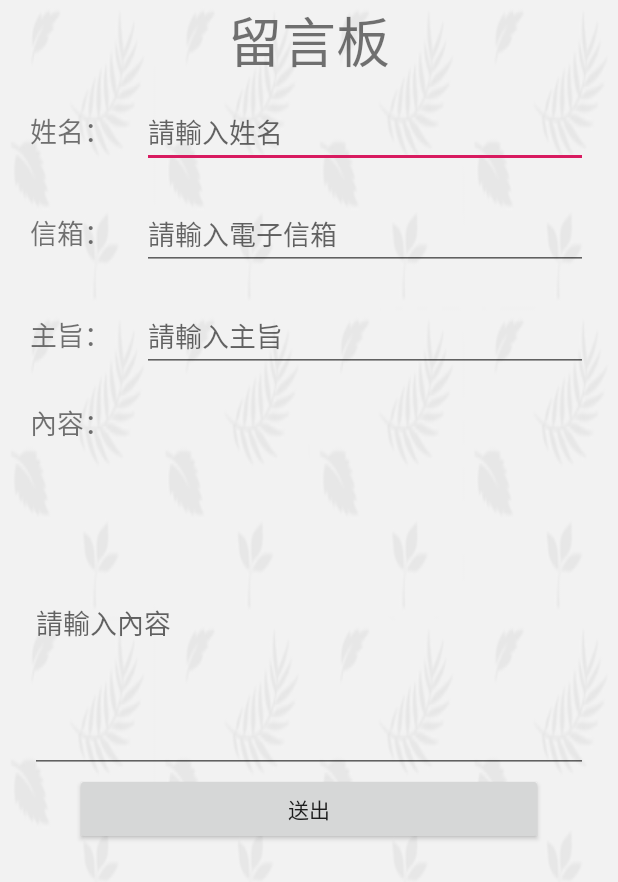
After one commit to jj97181818/CarbonPoint, an Android app: the MessageBoard screen opened directly, with no data from a screen before it, on a phone screen of 412 x 824 dp. The commit adds this screen. Shown: the top 882 px of the screen. Run offline under Robolectric (Android 15) with nearby library versions, the phone set to English and light mode, and no system bars.

Commit message:
Add message activity

```diff
--- a/app/src/main/AndroidManifest.xml
+++ b/app/src/main/AndroidManifest.xml
@@ -17,7 +17,8 @@
             </intent-filter>
         </activity>
         <activity android:name=".FAQ_Restaurant" />
-        <activity android:name=".FAQ_Game"></activity>
+        <activity android:name=".FAQ_Game" />
+        <activity android:name=".MessageBoard"></activity>
     </application>
 
 </manifest>
--- a/app/src/main/java/me/jj97181818/carbonpoint/MainActivity.java
+++ b/app/src/main/java/me/jj97181818/carbonpoint/MainActivity.java
@@ -1,7 +1,9 @@
 package me.jj97181818.carbonpoint;
 
+import android.content.Intent;
 import android.support.v7.app.AppCompatActivity;
 import android.os.Bundle;
+import android.view.View;
 
 public class MainActivity extends AppCompatActivity {
 
@@ -10,4 +12,9 @@ public class MainActivity extends AppCompatActivity {
         super.onCreate(savedInstanceState);
         setContentView(R.layout.activity_main);
     }
+
+    public void gotoSpecificActivity(View v) {
+        Intent it = new Intent(this, MessageBoard.class);
+        startActivity(it);
+    }
 }
--- /dev/null
+++ b/app/src/main/java/me/jj97181818/carbonpoint/MessageBoard.java
@@ -0,0 +1,13 @@
+package me.jj97181818.carbonpoint;
+
+import android.support.v7.app.AppCompatActivity;
+import android.os.Bundle;
+
+public class MessageBoard extends AppCompatActivity {
+
+    @Override
+    protected void onCreate(Bundle savedInstanceState) {
+        super.onCreate(savedInstanceState);
+        setContentView(R.layout.activity_message_board);
+    }
+}
--- a/app/src/main/res/layout/activity_main.xml
+++ b/app/src/main/res/layout/activity_main.xml
@@ -6,4 +6,18 @@
     android:layout_height="match_parent"
     tools:context=".MainActivity">
 
+    <Button
+        android:id="@+id/button"
+        android:layout_width="85dp"
+        android:layout_height="wrap_content"
+        android:layout_marginStart="8dp"
+        android:layout_marginTop="8dp"
+        android:layout_marginEnd="8dp"
+        android:layout_marginBottom="8dp"
+        android:onClick="gotoSpecificActivity"
+        android:text="Button"
+        app:layout_constraintBottom_toBottomOf="parent"
+        app:layout_constraintEnd_toEndOf="parent"
+        app:layout_constraintStart_toStartOf="parent"
+        app:layout_constraintTop_toTopOf="parent" />
 </android.support.constraint.ConstraintLayout>
--- /dev/null
+++ b/app/src/main/res/layout/activity_message_board.xml
@@ -0,0 +1,158 @@
+<?xml version="1.0" encoding="utf-8"?>
+<LinearLayout xmlns:android="http://schemas.android.com/apk/res/android"
+    xmlns:app="http://schemas.android.com/apk/res-auto"
+    xmlns:tools="http://schemas.android.com/tools"
+    android:layout_width="match_parent"
+    android:layout_height="match_parent"
+    android:orientation="vertical"
+    android:background="@drawable/leavespattern"
+    tools:context=".MessageBoard">
+
+    <TextView
+        android:id="@+id/textView15"
+        android:layout_width="match_parent"
+        android:layout_height="wrap_content"
+        android:text="留言板"
+        android:textAlignment="center"
+        android:textSize="36sp" />
+
+    <LinearLayout
+        android:layout_width="match_parent"
+        android:layout_height="wrap_content"
+        android:layout_marginLeft="20dp"
+        android:layout_marginTop="10dp"
+        android:layout_marginRight="20dp"
+        android:layout_marginBottom="10dp"
+        android:orientation="horizontal">
+
+        <TextView
+            android:id="@+id/textView9"
+            android:layout_width="wrap_content"
+            android:layout_height="wrap_content"
+            android:layout_weight="1"
+            android:text="姓名："
+            android:textSize="18sp" />
+
+        <EditText
+            android:id="@+id/editText4"
+            android:layout_width="wrap_content"
+            android:layout_height="wrap_content"
+            android:layout_weight="4"
+            android:ems="10"
+            android:hint="請輸入姓名"
+            android:inputType="textPersonName"
+            android:singleLine="true" />
+
+    </LinearLayout>
+
+    <LinearLayout
+        android:layout_width="match_parent"
+        android:layout_height="wrap_content"
+        android:layout_marginLeft="20dp"
+        android:layout_marginTop="10dp"
+        android:layout_marginRight="20dp"
+        android:layout_marginBottom="10dp"
+        android:orientation="horizontal">
+
+        <TextView
+            android:id="@+id/textView8"
+            android:layout_width="wrap_content"
+            android:layout_height="wrap_content"
+            android:layout_weight="1"
+            android:text="信箱："
+            android:textSize="18sp" />
+
+        <EditText
+            android:id="@+id/editText3"
+            android:layout_width="wrap_content"
+            android:layout_height="wrap_content"
+            android:layout_weight="4"
+            android:ems="10"
+            android:hint="請輸入電子信箱"
+            android:inputType="textEmailAddress"
+            android:singleLine="true" />
+
+    </LinearLayout>
+
+    <LinearLayout
+        android:layout_width="match_parent"
+        android:layout_height="wrap_content"
+        android:layout_marginLeft="20dp"
+        android:layout_marginTop="10dp"
+        android:layout_marginRight="20dp"
+        android:layout_marginBottom="10dp"
+        android:orientation="horizontal">
+
+        <TextView
+            android:id="@+id/textView13"
+            android:layout_width="wrap_content"
+            android:layout_height="wrap_content"
+            android:layout_weight="1"
+            android:text="主旨："
+            android:textSize="18sp" />
+
+        <EditText
+            android:id="@+id/editText6"
+            android:layout_width="wrap_content"
+            android:layout_height="wrap_content"
+            android:layout_weight="4"
+            android:ems="10"
+            android:hint="請輸入主旨"
+            android:inputType="text"
+            android:singleLine="true" />
+    </LinearLayout>
+
+    <LinearLayout
+        android:layout_width="match_parent"
+        android:layout_height="wrap_content"
+        android:layout_marginLeft="20dp"
+        android:layout_marginTop="10dp"
+        android:layout_marginRight="20dp"
+        android:layout_marginBottom="10dp"
+        android:orientation="horizontal">
+
+        <TextView
+            android:id="@+id/textView14"
+            android:layout_width="wrap_content"
+            android:layout_height="wrap_content"
+            android:layout_weight="1"
+            android:text="內容："
+            android:textSize="18sp" />
+
+    </LinearLayout>
+
+    <LinearLayout
+        android:layout_width="match_parent"
+        android:layout_height="wrap_content"
+        android:layout_marginLeft="20dp"
+        android:layout_marginTop="10dp"
+        android:layout_marginRight="20dp"
+        android:orientation="horizontal">
+
+        <EditText
+            android:id="@+id/editText7"
+            android:layout_width="wrap_content"
+            android:layout_height="200dp"
+            android:layout_weight="1"
+            android:ems="10"
+            android:hint="請輸入內容"
+            android:inputType="textMultiLine"
+            android:singleLine="false" />
+
+    </LinearLayout>
+
+    <LinearLayout
+        android:layout_width="match_parent"
+        android:layout_height="wrap_content"
+        android:orientation="horizontal">
+
+        <Button
+            android:id="@+id/button2"
+            android:layout_width="match_parent"
+            android:layout_height="wrap_content"
+            android:layout_marginLeft="50dp"
+            android:layout_marginRight="50dp"
+            android:text="送出" />
+    </LinearLayout>
+
+</LinearLayout>
```
